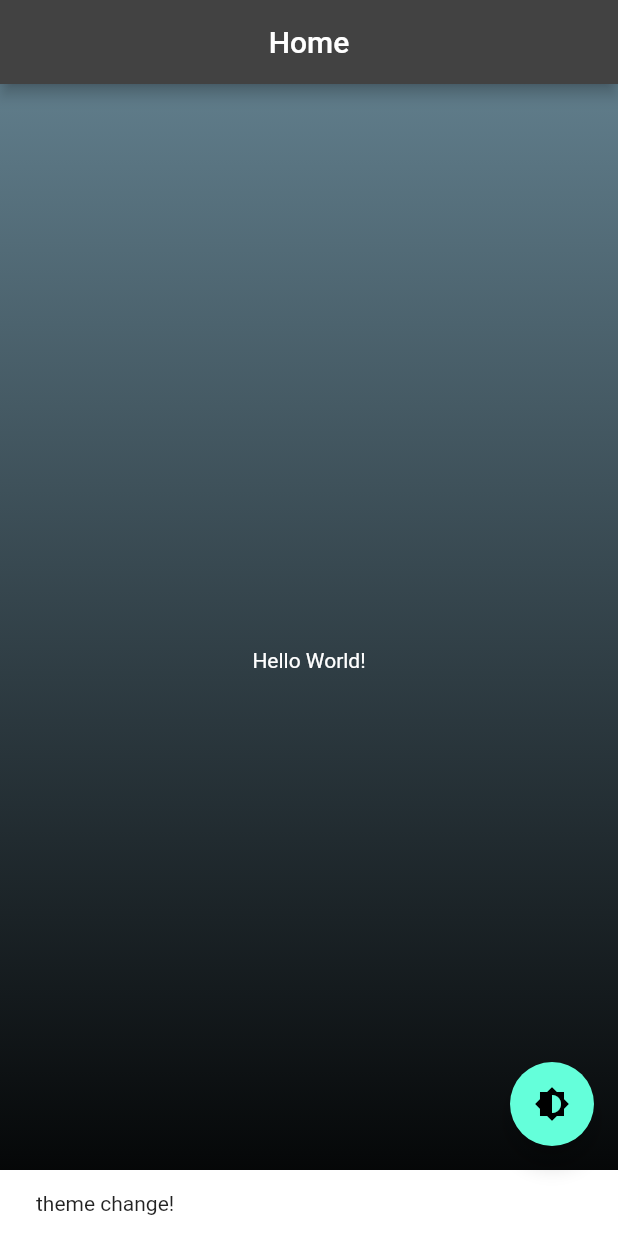
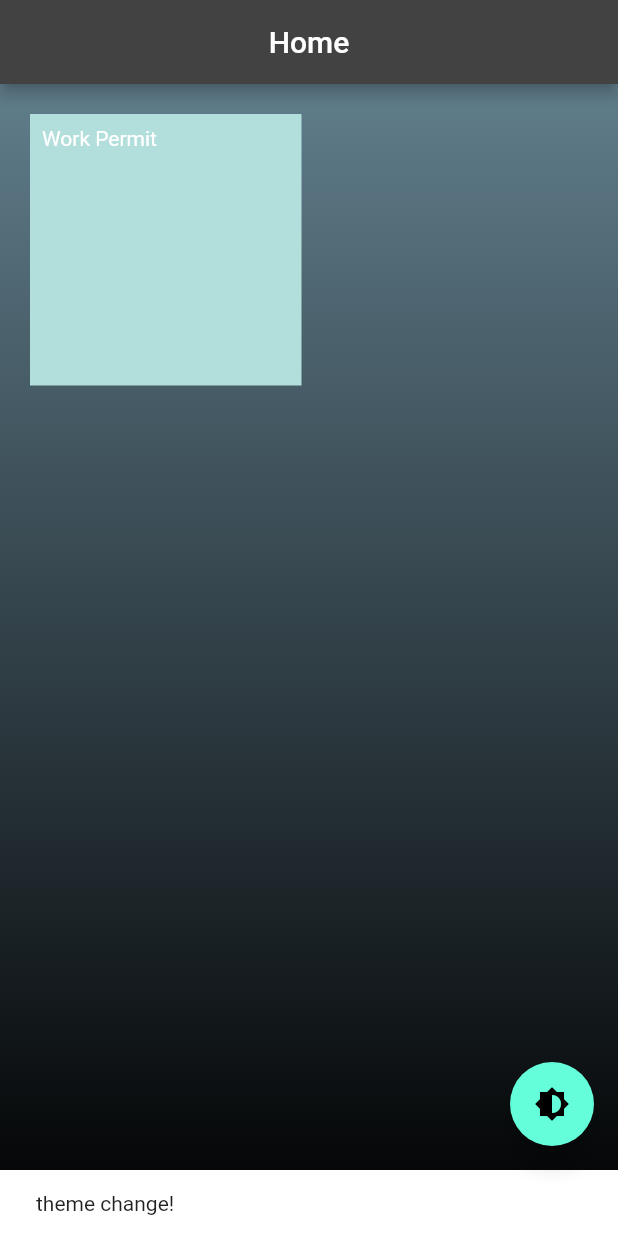
Before and after one commit to freestyletime/IrelandStatistics-Android, a Flutter app: the screen it shows after launch, after a tap on the "brightness 6" icon, on a phone screen of 412 x 824 dp. Run offline on Flutter 3.47's test engine with Material 2 defaults, Android fonts, the phone set to English and light mode, and no system bars; our stand-ins replace flutter_bloc, get_it.

Commit message:
Basic UI frame is ongoing

```diff
--- /dev/null
+++ b/assets/config/home.json
@@ -0,0 +1,30 @@
+[
+  {
+    "channel_id": "0",
+    "channel_name": "Work Permit",
+    "channel_type": "Department of Enterprise, Trade and employment",
+    "sub_channel_years": [2023, 2022],
+    "sub_channels": [
+      {
+        "sub_channel_id": "0",
+        "sub_channel_name": "Permits by nationality",
+        "sub_channel_type": "Department of Enterprise, Trade and employment"
+      },
+      {
+        "sub_channel_id": "1",
+        "sub_channel_name": "Permits issued to companies",
+        "sub_channel_type": "Department of Enterprise, Trade and employment"
+      },
+      {
+        "sub_channel_id": "2",
+        "sub_channel_name": "Permits by county",
+        "sub_channel_type": "Department of Enterprise, Trade and employment"
+      },
+      {
+        "sub_channel_id": "3",
+        "sub_channel_name": "Permits by sector",
+        "sub_channel_type": "Department of Enterprise, Trade and employment"
+      }
+    ]
+  }
+]
--- /dev/null
+++ b/lib/models/IBean.dart
@@ -0,0 +1,2 @@
+// constraint for all models
+class IBean {}
--- /dev/null
+++ b/lib/models/local/Channel.dart
@@ -0,0 +1,30 @@
+import 'package:irelandstatistics/models/IBean.dart';
+
+import 'SubChannel.dart';
+
+class Channel extends IBean{
+  String? channelId;
+  String? channelName;
+  String? channelType;
+  List<int>? subChannelYears;
+  List<SubChannel>? subChannels;
+
+  Channel({this.channelId,
+        this.channelName,
+        this.channelType,
+        this.subChannelYears,
+        this.subChannels});
+
+  Channel.fromJson(Map<String, dynamic> json) {
+    channelId = json['channel_id'];
+    channelName = json['channel_name'];
+    channelType = json['channel_type'];
+    subChannelYears = json['sub_channel_years'].cast<int>();
+    if (json['sub_channels'] != null) {
+      subChannels = <SubChannel>[];
+      json['sub_channels'].forEach((v) {
+        subChannels!.add(SubChannel.fromJson(v));
+      });
+    }
+  }
+}
--- /dev/null
+++ b/lib/models/local/SubChannel.dart
@@ -0,0 +1,15 @@
+import 'package:irelandstatistics/models/IBean.dart';
+
+class SubChannel implements IBean{
+  String? subChannelId;
+  String? subChannelName;
+  String? subChannelType;
+
+  SubChannel({this.subChannelId, this.subChannelName, this.subChannelType});
+
+  SubChannel.fromJson(Map<String, dynamic> json) {
+    subChannelId = json['sub_channel_id'];
+    subChannelName = json['sub_channel_name'];
+    subChannelType = json['sub_channel_type'];
+  }
+}
--- a/lib/pages/BasePage.dart
+++ b/lib/pages/BasePage.dart
@@ -9,7 +9,7 @@ abstract class BasePageState<T extends StatefulWidget> extends State<T> {
   Widget getBody(BuildContext context);
   // floating action button
   Widget? getFloatingActionButton(BuildContext context);
-
+  // facade pattern
   var service = locator<Services>();
 
   void showSnackBar(BuildContext context, String msg) {
--- a/lib/pages/HomePage.dart
+++ b/lib/pages/HomePage.dart
@@ -1,11 +1,15 @@
+import 'dart:convert';
+
 import 'package:flutter/cupertino.dart';
 import 'package:flutter/material.dart';
+import 'package:flutter/services.dart';
 import 'package:flutter/src/material/app_bar.dart';
 import 'package:flutter_bloc/flutter_bloc.dart';
 import 'package:irelandstatistics/pages/BasePage.dart';
 
 import '../Constants.dart';
 import '../main.dart';
+import '../models/local/Channel.dart';
 
 class HomePage extends StatefulWidget {
   const HomePage({super.key});
@@ -15,6 +19,27 @@ class HomePage extends StatefulWidget {
 }
 
 class _HomePageState extends BasePageState<HomePage> {
+  // home data from local json configuration file
+  late List<Channel> channels;
+
+  Future<String> _initChannelData() async {
+    channels = <Channel>[];
+    var value = await rootBundle.loadString("assets/config/home.json");
+    setState(() {
+      List<dynamic> data = json.decode(value);
+
+      for (var tmp in data) {
+        channels.add(Channel.fromJson(tmp));
+      }
+    });
+    return "success";
+  }
+
+  @override
+  void initState() {
+    super.initState();
+    _initChannelData();
+  }
 
   @override
   AppBar getAppBar(BuildContext context) {
@@ -26,7 +51,20 @@ class _HomePageState extends BasePageState<HomePage> {
 
   @override
   Widget getBody(BuildContext context) {
-    return const Center(child: Text('Hello World!'),);
+    return GridView.count(
+      primary: false,
+      padding: const EdgeInsets.all(20),
+      crossAxisSpacing: 10,
+      mainAxisSpacing: 10,
+      crossAxisCount: 2,
+      children: channels.map((Channel c) {
+        return Container(
+          padding: const EdgeInsets.all(8),
+          color: Colors.teal[100],
+          child: Text(c.channelName ?? '')
+        );
+      }).toList()
+    );
   }
 
   @override
--- a/lib/pages/SplashPage.dart
+++ b/lib/pages/SplashPage.dart
@@ -11,6 +11,7 @@ class SplashPage extends StatelessWidget {
     return BlocBuilder<ThemeCubit, ThemeData>(
         builder: (_, theme) {
           return MaterialApp(
+              debugShowCheckedModeBanner: false,
               title: 'IrelandStatistics',
               theme: theme,
               home: const HomePage()
--- a/pubspec.yaml
+++ b/pubspec.yaml
@@ -26,3 +26,6 @@ dev_dependencies:
 
 flutter:
   uses-material-design: true
+  assets:
+    - assets/images/
+    - assets/config/
```
